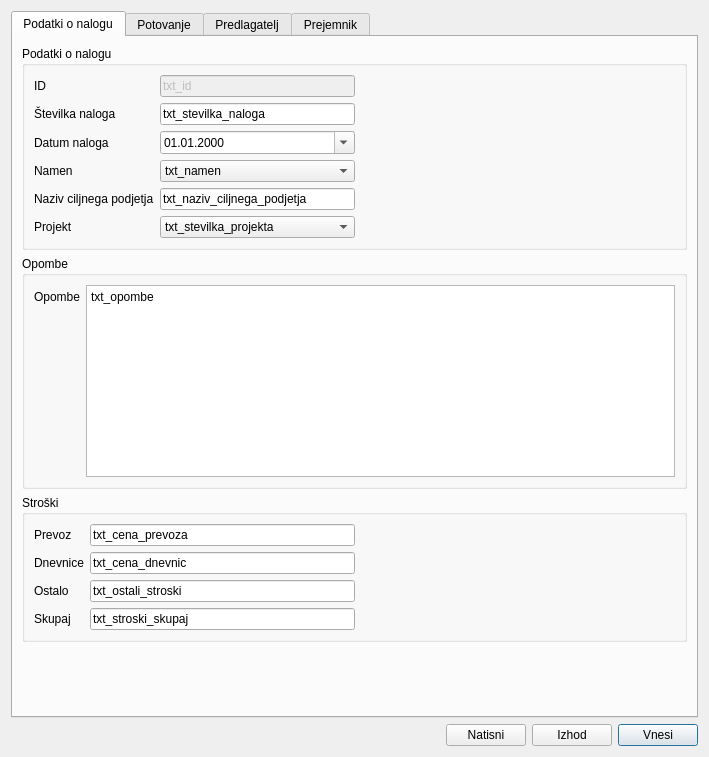
Before: the Qt Designer form potninalogi.ui in bubi-luka/BubiRacun, drawn with Qt 5.
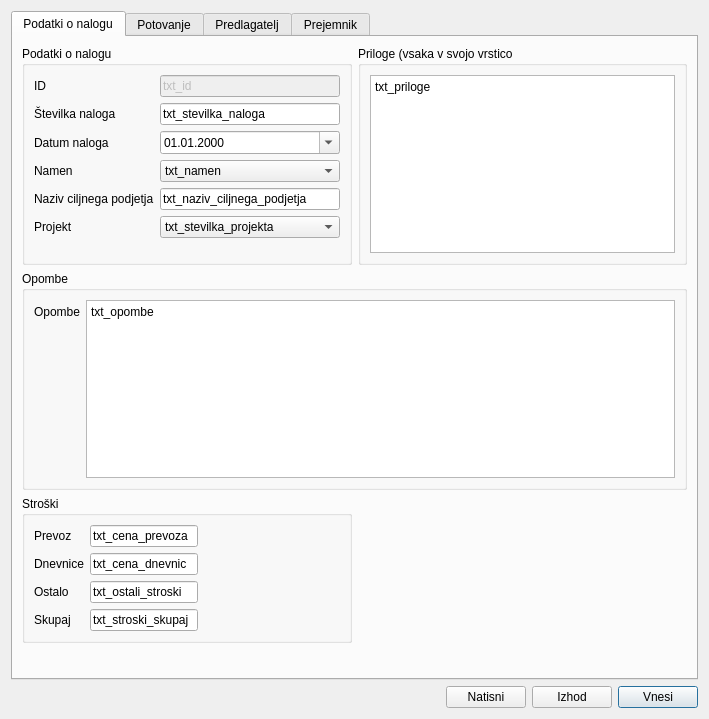
After: the same form once the commit is applied.

Commit message:
Potni nalogi - dodane so priloge
Dodan je seznam prilog. Fizično še ni možno prilog dodajati k dokumentu.
closes #50

```diff
--- a/potninalogi.ui
+++ b/potninalogi.ui
@@ -10,7 +10,7 @@
     <x>0</x>
     <y>0</y>
     <width>709</width>
-    <height>757</height>
+    <height>719</height>
    </rect>
   </property>
   <property name="windowTitle">
@@ -26,8 +26,8 @@
       <attribute name="title">
        <string>Podatki o nalogu</string>
       </attribute>
-      <layout class="QVBoxLayout" name="verticalLayout_2">
-       <item>
+      <layout class="QGridLayout" name="gridLayout_2">
+       <item row="0" column="0">
         <widget class="QGroupBox" name="groupBox">
          <property name="title">
           <string>Podatki o nalogu</string>
@@ -134,23 +134,26 @@
             </item>
            </layout>
           </item>
-          <item row="0" column="1">
-           <spacer name="horizontalSpacer_2">
-            <property name="orientation">
-             <enum>Qt::Horizontal</enum>
+         </layout>
+        </widget>
+       </item>
+       <item row="0" column="1">
+        <widget class="QGroupBox" name="groupBox_8">
+         <property name="title">
+          <string>Priloge (vsaka v svojo vrstico</string>
+         </property>
+         <layout class="QVBoxLayout" name="verticalLayout_2">
+          <item>
+           <widget class="QPlainTextEdit" name="txt_priloge">
+            <property name="plainText">
+             <string>txt_priloge</string>
             </property>
-            <property name="sizeHint" stdset="0">
-             <size>
-              <width>40</width>
-              <height>20</height>
-             </size>
-            </property>
-           </spacer>
+           </widget>
           </item>
          </layout>
         </widget>
        </item>
-       <item>
+       <item row="1" column="0" colspan="2">
         <widget class="QGroupBox" name="groupBox_5">
          <property name="title">
           <string>Opombe</string>
@@ -180,7 +183,7 @@
          </layout>
         </widget>
        </item>
-       <item>
+       <item row="2" column="0">
         <widget class="QGroupBox" name="groupBox_6">
          <property name="title">
           <string>Stroški</string>
@@ -262,7 +265,7 @@
          </layout>
         </widget>
        </item>
-       <item>
+       <item row="3" column="0" colspan="2">
         <spacer name="verticalSpacer">
          <property name="orientation">
           <enum>Qt::Vertical</enum>
```
Left out of the diff: 2 changed lines with no effect on the pictures. The commit also changes 3 other files.
